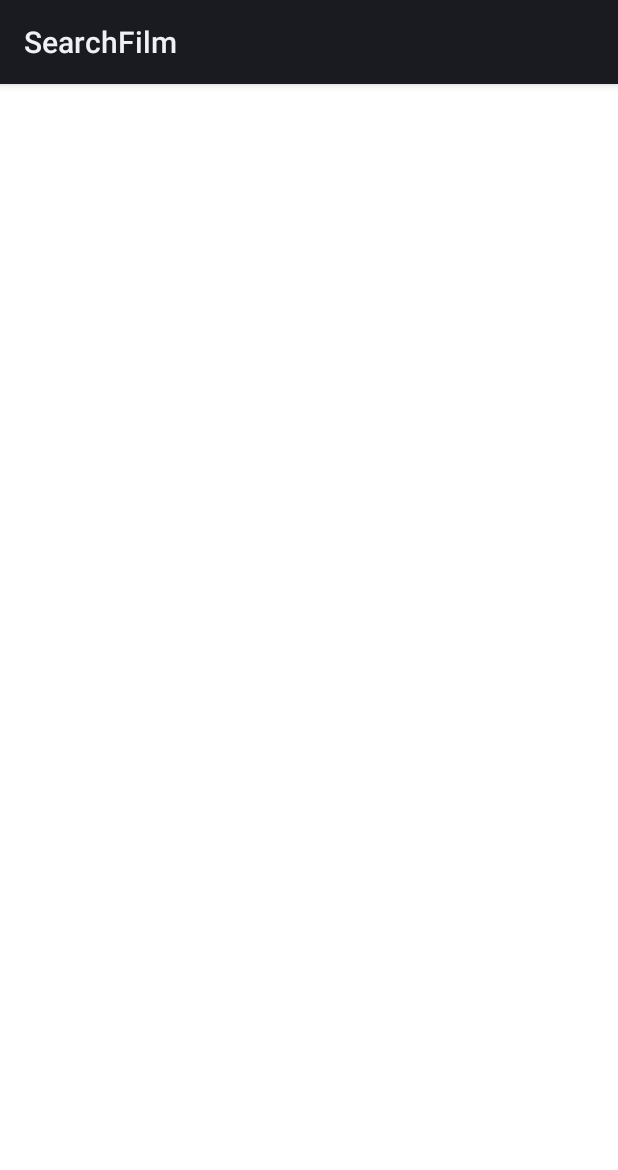
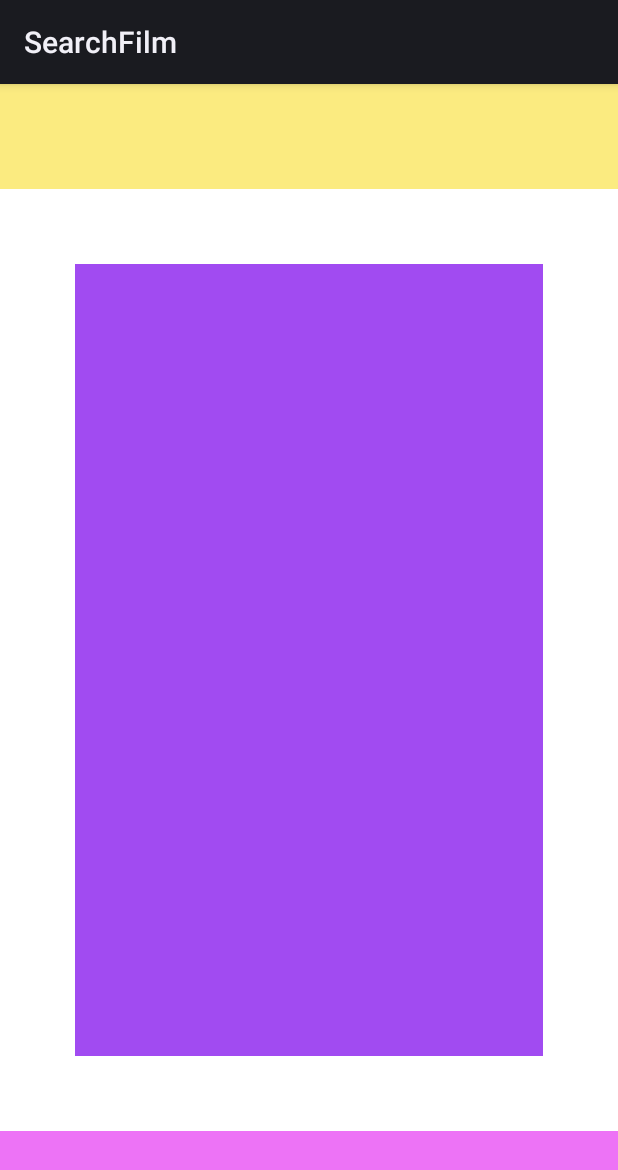
Before and after one commit to nssaakyan/FilmSearchApp, an Android app: the layout activity_main.xml on its own in the app's theme, with its tools: preview values and no code run, on a phone screen of 412 x 824 dp. Shown: the top 1170 px of the screen. Run offline under Robolectric (Android 15) with nearby library versions, the phone set to English and light mode, and no system bars.

Commit message:
Homework 21, module 19. Version 06/01/23

```diff
--- a/app/src/main/res/layout/activity_main.xml
+++ b/app/src/main/res/layout/activity_main.xml
@@ -7,5 +7,35 @@
     android:background="@color/White"
     tools:context=".MainActivity">
 
+    <LinearLayout
+        android:id="@+id/container"
+        android:layout_width="0dp"
+        android:layout_height="0dp"
+        android:background="#A14BF1"
+        android:orientation="vertical"
+        android:layout_margin="50dp"
+        app:layout_constraintTop_toBottomOf="@id/AppBar"
+        app:layout_constraintBottom_toTopOf="@id/TabBar"
+        app:layout_constraintStart_toStartOf="parent"
+        app:layout_constraintEnd_toEndOf="parent"
+        app:layout_constraintVertical_chainStyle="spread"/>
+
+    <FrameLayout
+        android:id="@+id/TabBar"
+        android:layout_width="match_parent"
+        android:layout_height="70dp"
+        android:background="#ED73F6"
+        app:layout_constraintBottom_toBottomOf="parent"
+        app:layout_constraintStart_toStartOf="parent"
+        app:layout_constraintEnd_toEndOf="parent" />
+
+    <FrameLayout
+        android:id="@+id/AppBar"
+        android:layout_width="match_parent"
+        android:layout_height="70dp"
+        android:background="#FBEB80"
+        app:layout_constraintEnd_toEndOf="parent"
+        app:layout_constraintStart_toStartOf="parent"
+        app:layout_constraintTop_toTopOf="parent" />
 
 </androidx.constraintlayout.widget.ConstraintLayout>
```
